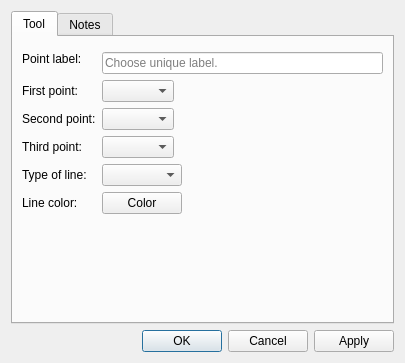
This is src/libs/vtools/dialogs/tools/dialogbisector.ui in equinox-patterns/Ostara as Qt 5 draws it before an edit. The edited form follows.
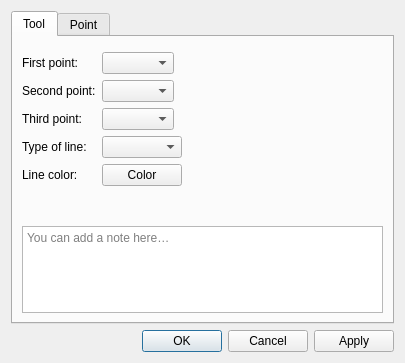
This is the edited form. Icons and pictures are not drawn. Custom widgets are drawn as their Qt base class.

Commit message: Dialog tools : notes → Tool, onglet Point, base point retiré

The edit to the form file:
```diff
--- a/src/libs/vtools/dialogs/tools/dialogbisector.ui
+++ b/src/libs/vtools/dialogs/tools/dialogbisector.ui
@@ -37,29 +37,6 @@
           <enum>QFormLayout::ExpandingFieldsGrow</enum>
          </property>
          <item row="0" column="0">
-          <widget class="QLabel" name="labelEditNamePoint">
-           <property name="sizePolicy">
-            <sizepolicy hsizetype="Fixed" vsizetype="Fixed">
-             <horstretch>0</horstretch>
-             <verstretch>0</verstretch>
-            </sizepolicy>
-           </property>
-           <property name="text">
-            <string>Point label:</string>
-           </property>
-          </widget>
-         </item>
-         <item row="0" column="1">
-          <widget class="QLineEdit" name="lineEditNamePoint">
-           <property name="toolTip">
-            <string>Unique label</string>
-           </property>
-           <property name="placeholderText">
-            <string>Choose unique label.</string>
-           </property>
-          </widget>
-         </item>
-         <item row="1" column="0">
           <widget class="QLabel" name="labelFirstPoint">
            <property name="sizePolicy">
             <sizepolicy hsizetype="Preferred" vsizetype="Preferred">
@@ -72,10 +49,10 @@
            </property>
           </widget>
          </item>
-         <item row="1" column="1">
+         <item row="0" column="1">
           <widget class="QComboBox" name="comboBoxFirstPoint"/>
          </item>
-         <item row="2" column="0">
+         <item row="1" column="0">
           <widget class="QLabel" name="labelSecondPoint">
            <property name="sizePolicy">
             <sizepolicy hsizetype="Preferred" vsizetype="Preferred">
@@ -88,10 +65,10 @@
            </property>
           </widget>
          </item>
-         <item row="2" column="1">
+         <item row="1" column="1">
           <widget class="QComboBox" name="comboBoxSecondPoint"/>
          </item>
-         <item row="3" column="0">
+         <item row="2" column="0">
           <widget class="QLabel" name="labelThirdPoint">
            <property name="sizePolicy">
             <sizepolicy hsizetype="Preferred" vsizetype="Preferred">
@@ -104,17 +81,17 @@
            </property>
           </widget>
          </item>
-         <item row="3" column="1">
+         <item row="2" column="1">
           <widget class="QComboBox" name="comboBoxThirdPoint"/>
          </item>
-         <item row="4" column="0">
+         <item row="3" column="0">
           <widget class="QLabel" name="label_7">
            <property name="text">
             <string>Type of line:</string>
            </property>
           </widget>
          </item>
-         <item row="4" column="1">
+         <item row="3" column="1">
           <widget class="QComboBox" name="comboBoxLineType">
            <property name="minimumSize">
             <size>
@@ -136,14 +113,14 @@
            </property>
           </widget>
          </item>
-         <item row="5" column="0">
+         <item row="4" column="0">
           <widget class="QLabel" name="label">
            <property name="text">
             <string>Line color:</string>
            </property>
           </widget>
          </item>
-         <item row="5" column="1">
+         <item row="4" column="1">
           <widget class="VPE::QtColorPicker" name="pushButtonLineColor">
            <property name="text">
             <string notr="true">Color</string>
@@ -165,15 +142,56 @@
          </property>
         </spacer>
        </item>
+       <item>
+        <layout class="QHBoxLayout" name="notesSeparatorLayout">
+         <property name="leftMargin"><number>33</number></property>
+         <property name="rightMargin"><number>33</number></property>
+         <item>
+          <widget class="QFrame" name="notesSeparator">
+           <property name="minimumSize"><size><width>0</width><height>1</height></size></property>
+           <property name="maximumSize"><size><width>16777215</width><height>1</height></size></property>
+          </widget>
+         </item>
+        </layout>
+       </item>
+       <item>
+        <widget class="QPlainTextEdit" name="plainTextEditToolNotes">
+         <property name="placeholderText"><string>You can add a note here…</string></property>
+         <property name="maximumSize"><size><width>16777215</width><height>100</height></size></property>
+        </widget>
+       </item>
       </layout>
      </widget>
      <widget class="QWidget" name="tab_2">
       <attribute name="title">
-       <string>Notes</string>
+       <string>Point</string>
       </attribute>
-      <layout class="QVBoxLayout" name="verticalLayout_3">
-       <item>
-        <widget class="QPlainTextEdit" name="plainTextEditToolNotes"/>
+      <layout class="QFormLayout" name="formLayoutPoint">
+       <property name="fieldGrowthPolicy">
+        <enum>QFormLayout::ExpandingFieldsGrow</enum>
+       </property>
+       <item row="0" column="0">
+        <widget class="QLabel" name="labelEditNamePoint">
+         <property name="sizePolicy">
+          <sizepolicy hsizetype="Fixed" vsizetype="Fixed">
+           <horstretch>0</horstretch>
+           <verstretch>0</verstretch>
+          </sizepolicy>
+         </property>
+         <property name="text">
+          <string>Point name:</string>
+         </property>
+        </widget>
+       </item>
+       <item row="0" column="1">
+        <widget class="QLineEdit" name="lineEditNamePoint">
+         <property name="toolTip">
+          <string>Unique label</string>
+         </property>
+         <property name="placeholderText">
+          <string>Choose unique label.</string>
+         </property>
+        </widget>
        </item>
       </layout>
      </widget>
```
The commit also changes 77 other files.
